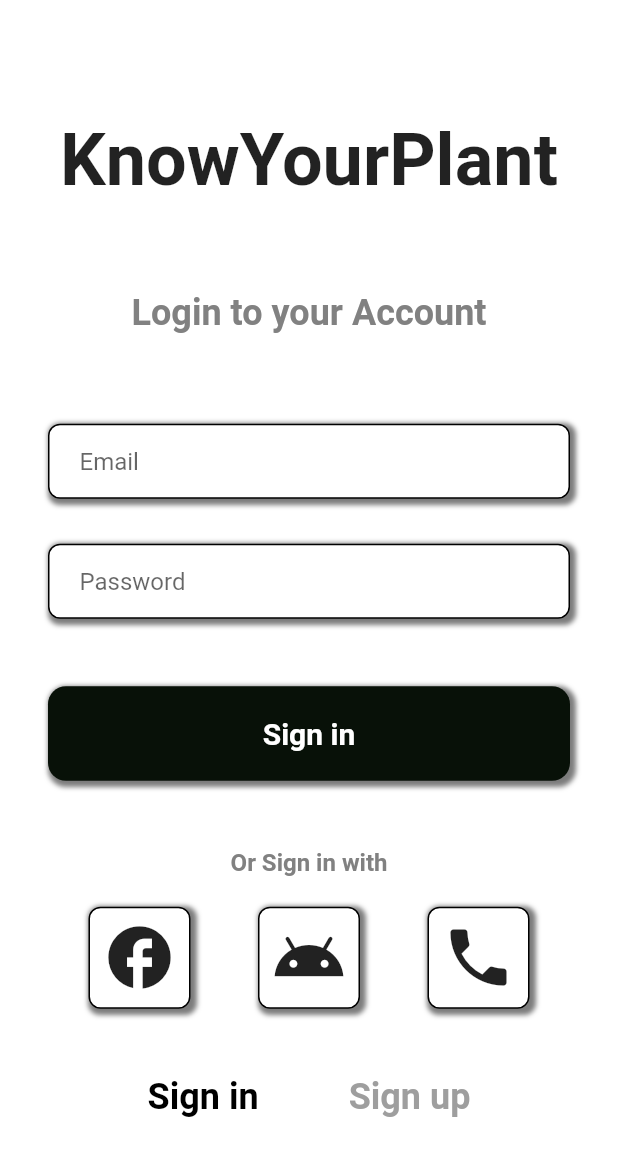
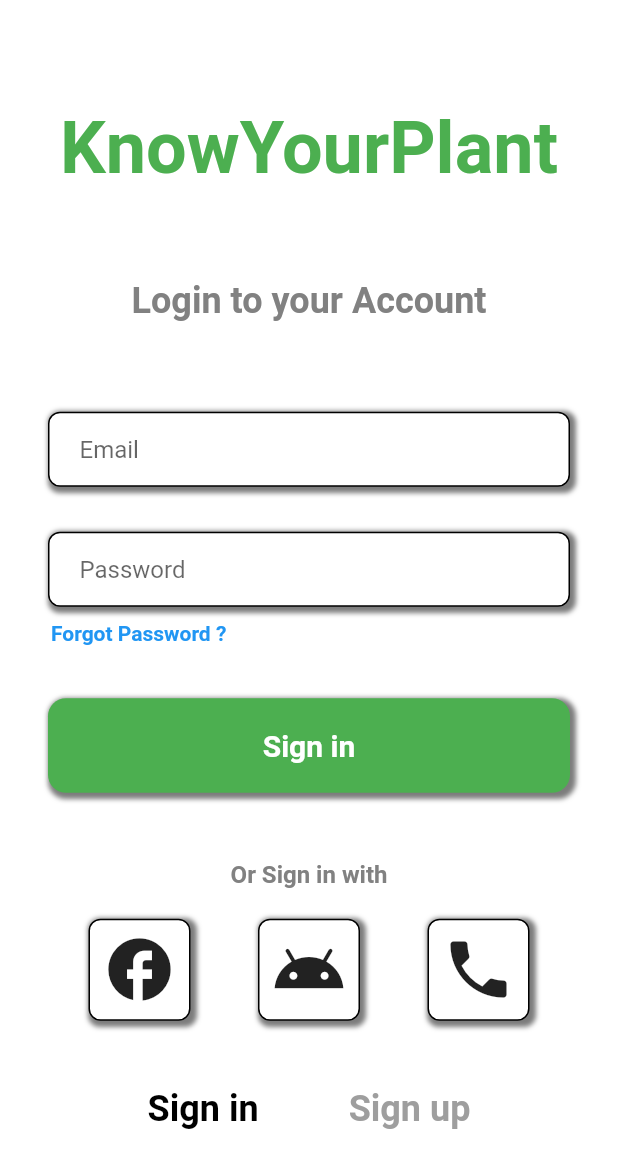
Before and after one commit to MSPR-Plant/A-rosa-je, a Flutter app: the screen it shows after launch, on a phone screen of 412 x 824 dp. Shown: the top 1168 px of the screen. Run offline on Flutter 3.47's test engine with Material 2 defaults, Android fonts, the phone set to English and light mode, and no system bars; our stand-ins replace firebase_auth, firebase_core; accounts and stored records are empty.

Commit message:
Adding forgotPassword feature + adding catch errors

```diff
--- a/lib/pages/login.dart
+++ b/lib/pages/login.dart
@@ -1,5 +1,6 @@
 import 'package:firebase_auth/firebase_auth.dart';
 import 'package:flutter/material.dart';
+import 'forgot_password.dart';
 
 class Login extends StatefulWidget {
   final VoidCallback showRegisterPage;
@@ -17,10 +18,20 @@ class _LoginState extends State<Login> {
 
   //sign in method
   Future signIn() async{
-    await FirebaseAuth.instance.signInWithEmailAndPassword(
+    try {
+      await FirebaseAuth.instance.signInWithEmailAndPassword(
       email: _emailController.text.trim(),
       password: _passwordController.text.trim(),
       );
+
+    } on FirebaseAuthException catch (e) {
+      print(e);
+      showDialog(context: context, builder: (context){
+        return AlertDialog(
+          content: Text(e.message.toString()),
+        );
+      });
+    }
   }
 
   //disposing of the textfield for memory
@@ -49,6 +60,7 @@ class _LoginState extends State<Login> {
                   //GoogleFonts.bebasNeue(fontSize:52)
                   fontWeight: FontWeight.bold,
                   fontSize: 48,
+                  color: Colors.green,
                 ),),
 
                  SizedBox(height: 60),
@@ -125,7 +137,33 @@ class _LoginState extends State<Login> {
                   ),
                 ),
 
-                SizedBox(height: 45),
+                SizedBox(height: 10),
+                //Forgot Password
+                Padding(
+                  padding: const EdgeInsets.symmetric(horizontal: 34.0),
+                  child: Row(
+                    children: [
+                      GestureDetector(
+                        onTap: (){
+                          Navigator.push(context, MaterialPageRoute(builder: (context){
+                            return ForgotPassword();
+                          }
+                          )
+                          );
+                        },
+                        child: Text(
+                          'Forgot Password ?',
+                          style: TextStyle(
+                            color: Colors.blue,
+                            fontWeight: FontWeight.bold
+                          ),
+                          ),
+                      ),
+                    ],
+                  ),
+                ),
+
+                SizedBox(height: 35),
                 //Button
                 Padding(
                   padding: const EdgeInsets.symmetric(horizontal: 32.0),
@@ -134,7 +172,7 @@ class _LoginState extends State<Login> {
                     child: Container(
                       padding: EdgeInsets.all(20),
                       decoration: BoxDecoration(
-                        color: Color.fromARGB(255, 8, 17, 8),
+                        color: Colors.green,
                         borderRadius: BorderRadius.circular(12),
                         boxShadow: [
                           BoxShadow(
```
Also changed, not shown: lib/pages/forgot_password.dart (added, +110 -0 lines), lib/pages/register.dart (+17 -2 lines).
